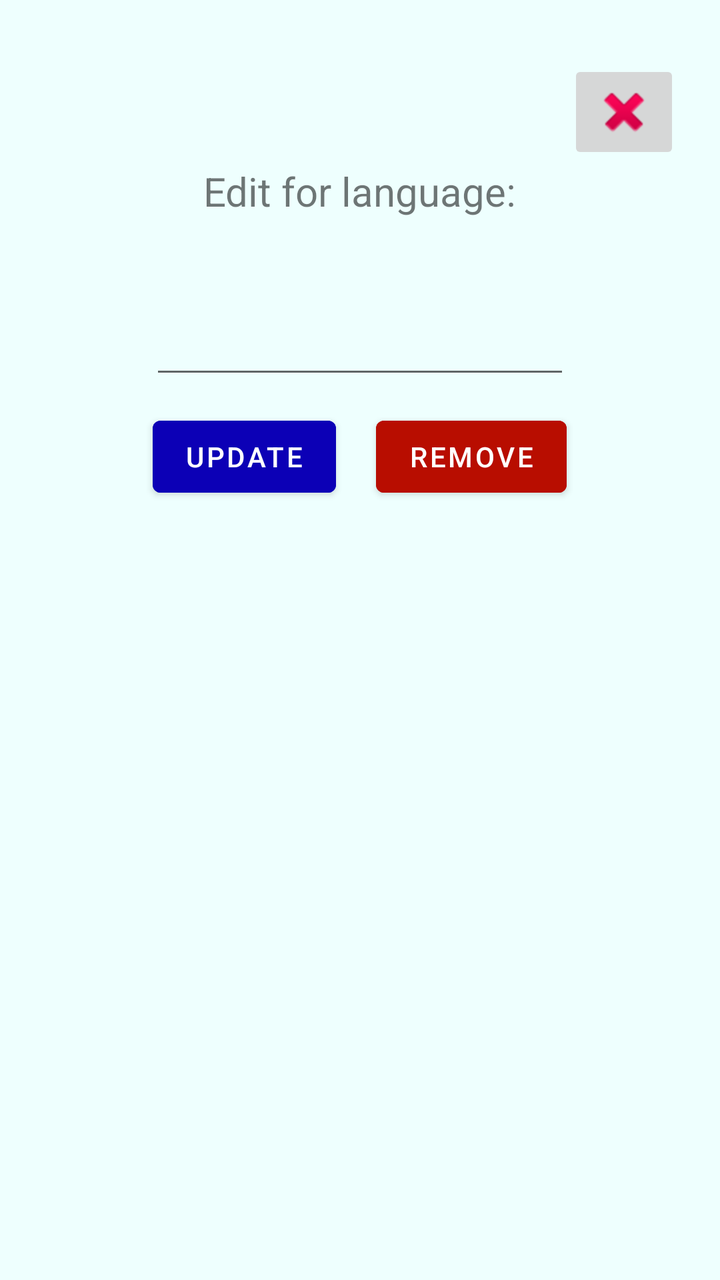
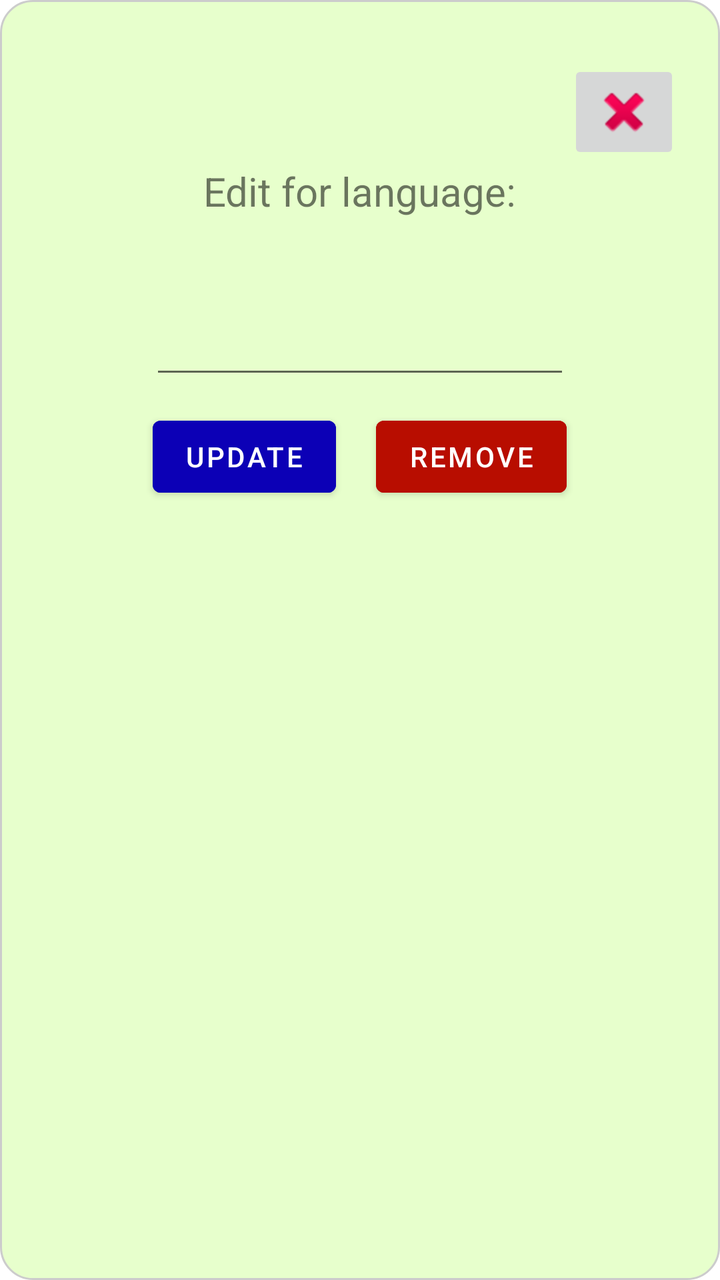

Two renders of the same Android screen: before a commit and after it. Below are the layout's source before the change and the commit's diff.
<!-- AndroidManifest.xml: application theme Theme.LearningVocabulary -->
<!-- res/layout/edit_language_popup.xml -->
<?xml version="1.0" encoding="utf-8"?>
<androidx.constraintlayout.widget.ConstraintLayout xmlns:android="http://schemas.android.com/apk/res/android"
    xmlns:app="http://schemas.android.com/apk/res-auto"
    xmlns:tools="http://schemas.android.com/tools"
    android:layout_width="match_parent"
    android:layout_height="match_parent"
    android:background="#EEFFFE">

    <ScrollView
        android:layout_width="match_parent"
        android:layout_height="match_parent"
        android:paddingTop="30dp"
        android:paddingBottom="30dp">

        <LinearLayout
            android:layout_width="match_parent"
            android:layout_height="wrap_content"
            android:orientation="vertical"
            android:paddingLeft="20dp"
            android:paddingRight="20dp">

            <ImageButton
                android:id="@+id/close_edit_lang_popup"
                android:layout_width="wrap_content"
                android:layout_height="wrap_content"
                app:srcCompat="@android:drawable/ic_delete"
                android:layout_gravity="right"/>

            <TextView
                android:id="@+id/textView5"
                android:layout_width="wrap_content"
                android:layout_height="wrap_content"
                android:text="Edit for language:"
                android:textSize="20sp"
                android:layout_gravity="center"/>

            <TextView
                android:id="@+id/language_name_txt"
                android:layout_width="wrap_content"
                android:layout_height="wrap_content"
                android:layout_marginTop="10dp"
                android:layout_gravity="center"/>

            <EditText
                android:id="@+id/edit_language_input"
                android:layout_width="wrap_content"
                android:layout_height="wrap_content"
                android:layout_marginTop="15dp"
                android:ems="10"
                android:inputType="text"
                android:layout_gravity="center"/>

            <LinearLayout
                android:layout_width="match_parent"
                android:layout_height="match_parent"
                android:orientation="horizontal"
                android:gravity="center"
                android:layout_marginTop="10dp">

                <Button
                    android:id="@+id/edit_lang_btn"
                    android:layout_width="wrap_content"
                    android:layout_height="wrap_content"
                    android:backgroundTint="@color/button_neutral_color"
                    android:text="Update" />

                <Button
                    android:id="@+id/remove_lang_btn"
                    android:layout_width="wrap_content"
                    android:layout_height="wrap_content"
                    android:layout_marginLeft="20dp"
                    android:backgroundTint="@color/button_negative_color"
                    android:text="Remove" />
            </LinearLayout>

        </LinearLayout>
    </ScrollView>

</androidx.constraintlayout.widget.ConstraintLayout>
<!-- resources referenced by this layout -->
<resources>
  <color name="button_negative_color">#B80D00</color>
  <color name="button_neutral_color">#0C00B6</color>
  <style name="Theme.LearningVocabulary" parent="Theme.MaterialComponents.DayNight.DarkActionBar">
          
          <item name="colorPrimary">@color/purple_500</item>
          <item name="colorPrimaryVariant">@color/purple_700</item>
          <item name="colorOnPrimary">@color/white</item>
          
          <item name="colorSecondary">@color/teal_200</item>
          <item name="colorSecondaryVariant">@color/teal_700</item>
          <item name="colorOnSecondary">@color/black</item>
          
          <item name="android:statusBarColor">?attr/colorPrimaryVariant</item>
          
      </style>
  <color name="purple_500">#FF6200EE</color>
  <color name="purple_700">#FF3700B3</color>
  <color name="white">#FFFFFFFF</color>
  <color name="teal_200">#FF03DAC5</color>
  <color name="teal_700">#FF018786</color>
  <color name="black">#FF000000</color>
</resources>

<!-- the commit's change to res/layout/edit_language_popup.xml (unified diff, before → after) -->
@@ -4,7 +4,7 @@
     xmlns:tools="http://schemas.android.com/tools"
     android:layout_width="match_parent"
     android:layout_height="match_parent"
-    android:background="#EEFFFE">
+    android:background="@drawable/popup_border">
 
     <ScrollView
         android:layout_width="match_parent"
<!-- resource entries referenced after the edit -->
@@ -2,6 +2,16 @@
 <resources>
   <color name="button_negative_color">#B80D00</color>
   <color name="button_neutral_color">#0C00B6</color>
+  <!-- drawable popup_border (drawable) -->
+  <?xml version="1.0" encoding="utf-8"?>
+  <shape xmlns:android="http://schemas.android.com/apk/res/android"
+      android:shape="rectangle">
+      <solid android:color="#E7FFCC" />
+      <corners android:radius="16dp" />
+      <stroke
+          android:width="1dp"
+          android:color="#CCCCCC" />
+  </shape>
   <style name="Theme.LearningVocabulary" parent="Theme.MaterialComponents.DayNight.DarkActionBar">
           
           <item name="colorPrimary">@color/purple_500</item>
